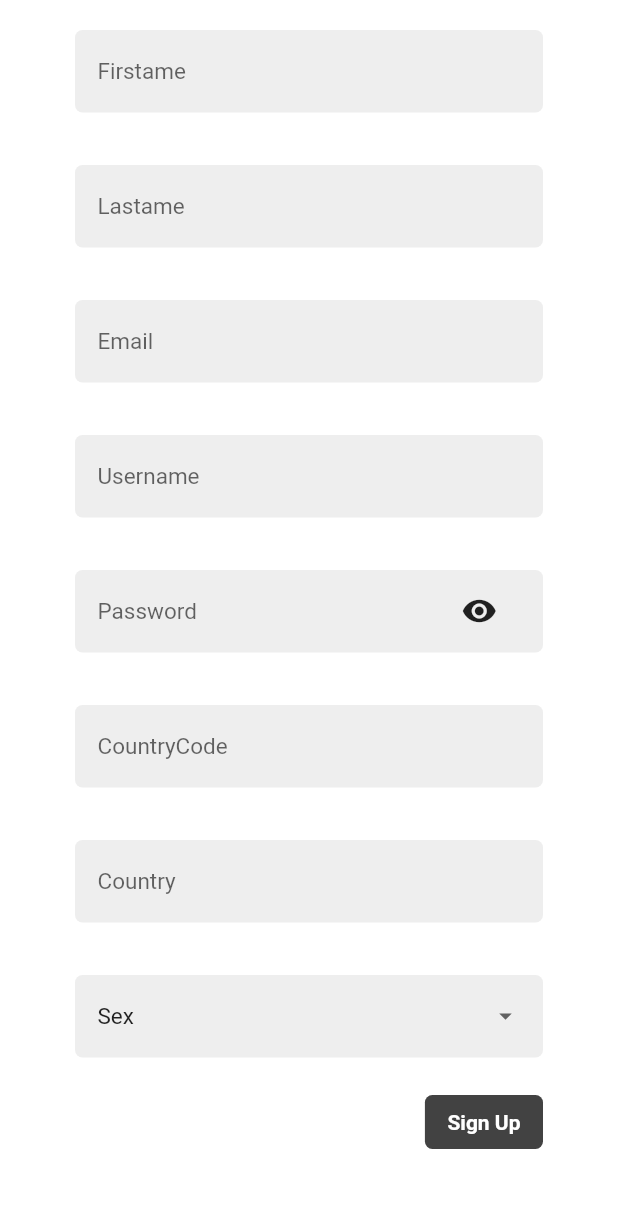
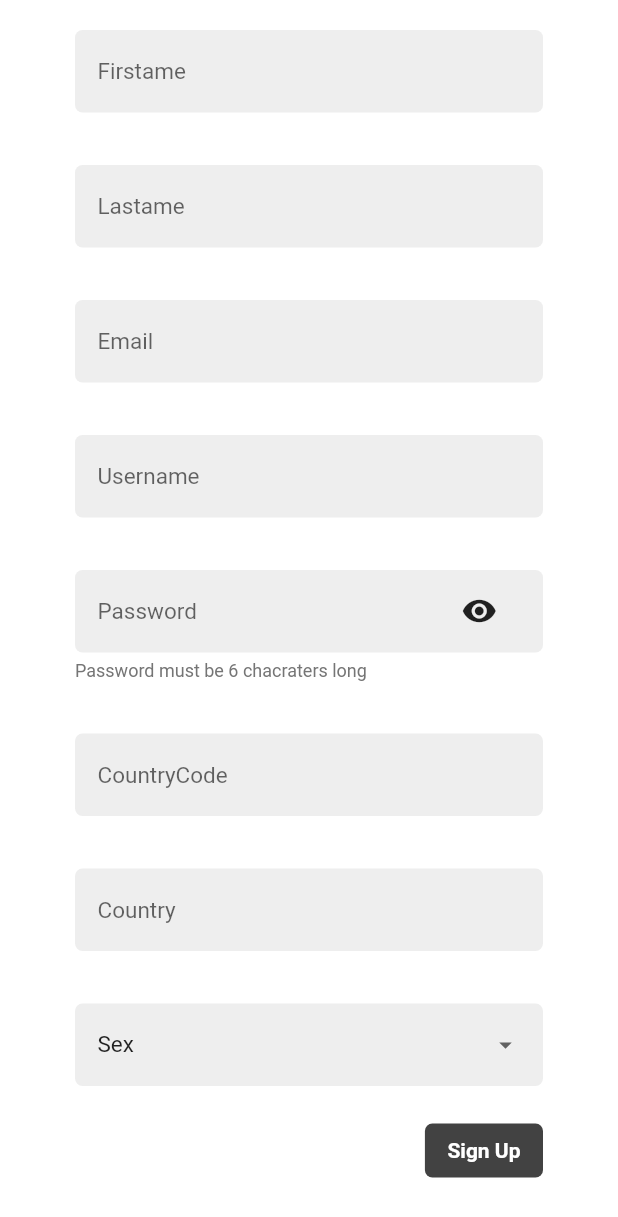
Before and after one commit to anonymous-plutocrat/KwikPass, a Flutter app: the screen it shows after launch, after a tap on "Sign Up", on a phone screen of 412 x 824 dp. Shown: the top 1217 px of the screen. Run offline on Flutter 3.47's test engine with Material 2 defaults, Android fonts, the phone set to English and light mode, and no system bars; our stand-ins replace cloud_firestore, firebase_auth, get_it, google_sign_in, provider_architecture; missing offline and left inert: flutter_rave; accounts and stored records are empty; network calls fail.

Commit message:
Proper Sign Up user completely available now

```diff
--- a/lib/UIs/allUI/signupscreen.dart
+++ b/lib/UIs/allUI/signupscreen.dart
@@ -49,7 +49,7 @@ class SignUp extends StatelessWidget {
                   verticalSpaceMedium,
                   InputField(
                     placeholder: 'Email',
-                    controller: passwordController,
+                    controller: emailController,
                   ),
                   verticalSpaceMedium,
                   InputField(
@@ -61,6 +61,7 @@ class SignUp extends StatelessWidget {
                     placeholder: 'Password',
                     controller: passwordController,
                     password: true,
+                    additionalNote: 'Password must be 6 chacraters long',
                     ),
                     verticalSpaceMedium,
                     InputField(
@@ -91,10 +92,9 @@ class SignUp extends StatelessWidget {
                             passwordController.text,
                             firstnameController.text,
                             lastnameController.text,
+                            usernameController.text,
                             countrycodeController.text,
-                            countryController.text,
-                            usernameController.text
-                       );
+                            countryController.text);
                       },
                     )
                   ],
@@ -102,7 +102,7 @@ class SignUp extends StatelessWidget {
               ]
             ),
         ),
-          )
+        )
       )
     );
   }
--- a/lib/UIs/homescreen.dart
+++ b/lib/UIs/homescreen.dart
@@ -1,4 +1,5 @@
 import 'package:flutter/material.dart';
+import 'package:road_to_flutter/models/user_model.dart';
 
 
 class HomeScreen extends StatefulWidget {
@@ -7,6 +8,9 @@ class HomeScreen extends StatefulWidget {
 }
 
 class _HomeScreenState extends State<HomeScreen> {
+
+  User user = User();
+
   @override
   Widget build(BuildContext context) {
     return Scaffold(
@@ -15,7 +19,7 @@ class _HomeScreenState extends State<HomeScreen> {
         centerTitle: true,
       ),
       body: Center(
-        child: Text('FireBase Is Working :)')
+        child: Text('Welcome, ${user.username}'),
       ),
     );
   }
--- a/lib/auth/auths.dart
+++ b/lib/auth/auths.dart
@@ -1,6 +1,9 @@
 import 'package:firebase_auth/firebase_auth.dart';
 import 'package:flutter/foundation.dart';
 import 'package:google_sign_in/google_sign_in.dart';
+import 'package:road_to_flutter/locator.dart';
+import 'package:road_to_flutter/models/user_model.dart';
+import 'package:road_to_flutter/services/database_store.dart';
 
 class Auths{
 
@@ -9,11 +12,34 @@ class Auths{
 
   final GoogleSignIn _gAuth = GoogleSignIn();
 
+  final FirestoreDB makeUser = locator<FirestoreDB>();
+
+
+  User _user;
+  User get user => _user;
+
+  Future _populateUser(FirebaseUser user)async{
+    if(user != null){
+      _user = await makeUser.getUser(user.uid);
+    }
+  }
+
   // FirebaseAuth signup
   Future signUpUser({@required String email,@required String password,@required String firstname,@required String lastname,@required String username,@required String sex,@required String country,@required String countrycode}) async{
     try{
       AuthResult result = await _auth.createUserWithEmailAndPassword(email: email, password: password);
       FirebaseUser user = result.user;
+
+      await makeUser.createUser(User(
+        email: email,
+        id: result.user.uid,
+        country: country,
+        firstname: firstname,
+        lastname: lastname,
+        countrycode: countrycode,
+        sex: sex,
+        username: username,
+      ));
       return user != null;
     }
     catch(e){
@@ -26,6 +52,7 @@ class Auths{
     try{
       AuthResult result = await _auth.signInWithEmailAndPassword(email: email, password: password);
       FirebaseUser user = result.user;
+      await _populateUser(result.user);
       return user != null;
     }
     catch(e){
@@ -74,6 +101,7 @@ class Auths{
 
   Future<bool> userAvailbale() async{
     var user = await _auth.currentUser();
+    await _populateUser(user);
     return user != null;
   }
 }
--- a/lib/locator.dart
+++ b/lib/locator.dart
@@ -1,5 +1,6 @@
 import 'package:get_it/get_it.dart';
 import 'package:road_to_flutter/auth/auths.dart';
+import 'package:road_to_flutter/services/database_store.dart';
 import 'package:road_to_flutter/services/dialog_service.dart';
 import 'package:road_to_flutter/services/navigator_service.dart';
 
@@ -12,4 +13,5 @@ void locatorSetup(){
   locator.registerLazySingleton(() => Auths());
   locator.registerLazySingleton(() => NavigationService());
   locator.registerLazySingleton(() => DialogService());
+  locator.registerLazySingleton(() => FirestoreDB());
 }
--- a/lib/view_models/sign_up_view_model.dart
+++ b/lib/view_models/sign_up_view_model.dart
@@ -1,5 +1,6 @@
 // import 'package:flutter/cupertino.dart';
 // import 'package:flutter/material.dart';
+// import 'package:flutter/foundation.dart';
 import 'package:road_to_flutter/auth/auths.dart';
 import 'package:road_to_flutter/constants/routes.dart';
 import 'package:road_to_flutter/locator.dart';
@@ -20,7 +21,7 @@ class SignUpViewModel extends BaseModel{
   }
 
 
-  Future signUp( email,password,firstname, lastname,username,countrycode,country)async{
+  Future signUp(email,password,firstname,lastname,username,countrycode,country)async{
       setBusy(true);
        var result = await _auths.signUpUser(
          email: email,
```
Also changed, not shown: lib/UIs/payment.dart (+4 -4 lines), lib/services/database_store.dart (added, +25 -0 lines).
